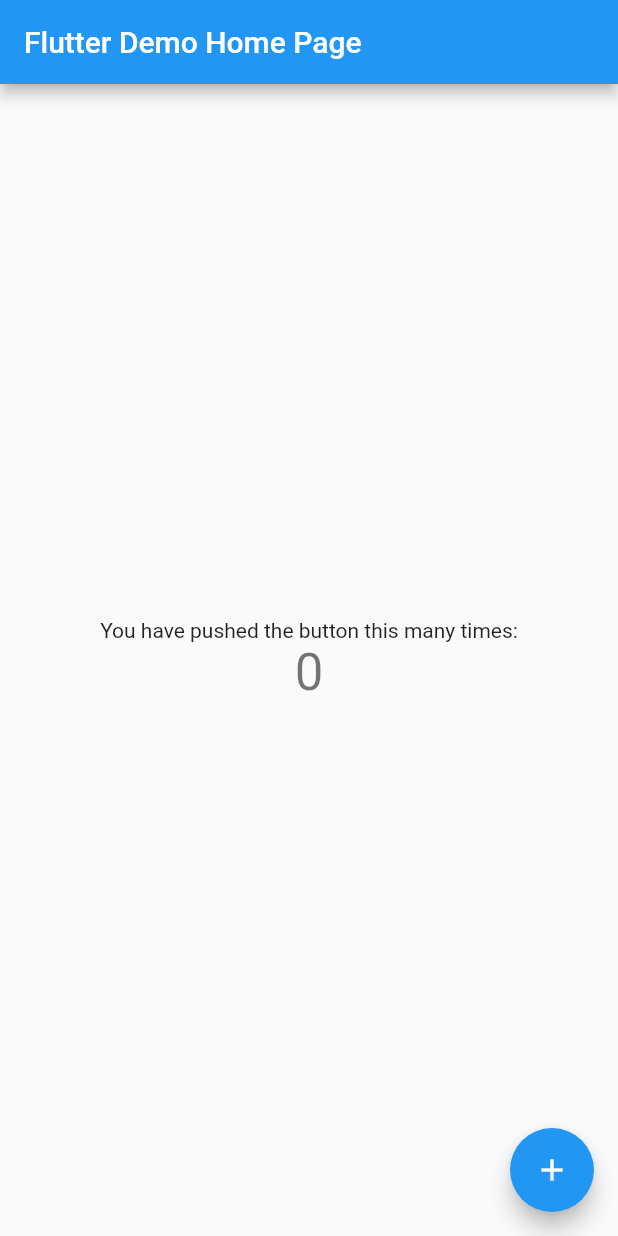
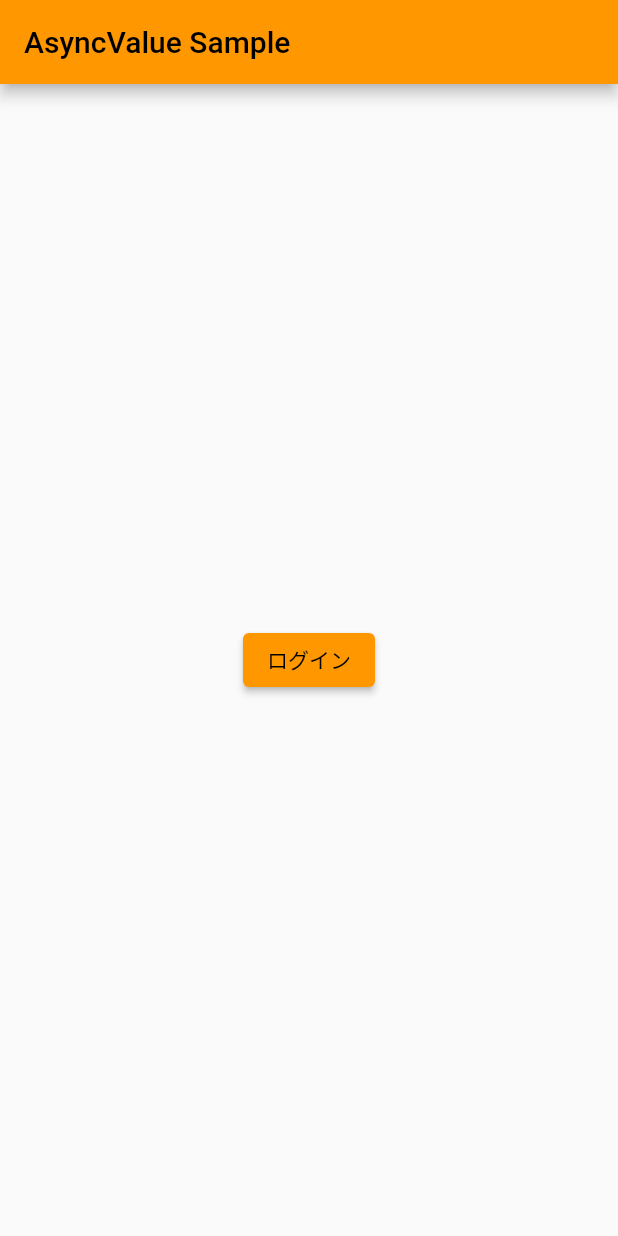
Before and after one commit to susatthi/flutter-sample-async-value, a Flutter app: the screen it shows after launch, on a phone screen of 412 x 824 dp. Run offline on Flutter 3.47's test engine with Material 2 defaults, Android fonts, the phone set to English and light mode, and no system bars; our stand-ins replace flutter_riverpod.

Commit message:
🚀 feat:  サンプル実装

```diff
--- a/analysis_options.yaml
+++ b/analysis_options.yaml
@@ -9,6 +9,7 @@
     constant_identifier_names: true
     library_private_types_in_public_api: false
     one_member_abstracts: false
+    only_throw_errors: false
     prefer_relative_imports: true
     use_build_context_synchronously: false
 
--- a/lib/main.dart
+++ b/lib/main.dart
@@ -1,67 +1,225 @@
+import 'dart:math';
+
 import 'package:flutter/material.dart';
+import 'package:flutter_riverpod/flutter_riverpod.dart';
 
 void main() {
-  runApp(const MyApp());
+  runApp(const ProviderScope(child: App()));
 }
 
-class MyApp extends StatelessWidget {
-  const MyApp({super.key});
+/// スナックバー表示用のGlobalKey
+final scaffoldMessengerKeyProvider = Provider(
+  (_) => GlobalKey<ScaffoldMessengerState>(),
+);
+
+/// ダイアログ表示用のGlobalKey
+final navigatorKeyProvider = Provider(
+  (_) => GlobalKey<NavigatorState>(),
+);
+
+/// オーバーレイローディングの表示有無
+final overlayLoadingProvider = NotifierProvider<OverlayLoadingNotifier, bool>(
+  OverlayLoadingNotifier.new,
+);
+
+class OverlayLoadingNotifier extends Notifier<bool> {
+  @override
+  bool build() => false;
+
+  /// ローディングを表示する
+  void show() => state = true;
+
+  /// ローディングを非表示にする
+  void hide() => state = false;
+}
+
+class App extends ConsumerWidget {
+  const App({super.key});
 
   @override
-  Widget build(BuildContext context) {
+  Widget build(BuildContext context, WidgetRef ref) {
     return MaterialApp(
-      title: 'Flutter Demo',
+      scaffoldMessengerKey: ref.watch(scaffoldMessengerKeyProvider),
+      title: 'AsyncValue Sample',
+      debugShowCheckedModeBanner: false,
       theme: ThemeData(
-        primarySwatch: Colors.blue,
+        primarySwatch: Colors.orange,
       ),
-      home: const MyHomePage(title: 'Flutter Demo Home Page'),
+      home: const LoginPage(),
+      builder: (context, child) => Consumer(
+        builder: (context, ref, _) {
+          final isLoading = ref.watch(overlayLoadingProvider);
+          return Navigator(
+            key: ref.watch(navigatorKeyProvider),
+            onPopPage: (route, dynamic _) => false,
+            pages: [
+              MaterialPage<Widget>(
+                child: Stack(
+                  children: [
+                    child!,
+                    // ローディングを表示する
+                    if (isLoading)
+                      const ColoredBox(
+                        color: Colors.black26,
+                        child: Center(
+                          child: CircularProgressIndicator(),
+                        ),
+                      ),
+                  ],
+                ),
+              ),
+            ],
+          );
+        },
+      ),
     );
   }
 }
 
-class MyHomePage extends StatefulWidget {
-  const MyHomePage({super.key, required this.title});
-
-  final String title;
+class LoginPage extends ConsumerWidget {
+  const LoginPage({super.key});
 
   @override
-  State<MyHomePage> createState() => _MyHomePageState();
-}
+  Widget build(BuildContext context, WidgetRef ref) {
+    // ログイン処理結果をハンドリングする
+    ref.listenAsync<void>(
+      processResultProvider,
+      complete: (_) => Navigator.of(context).push<void>(
+        MaterialPageRoute(builder: (context) => const HomePage()),
+      ),
+      completeMessage: 'ログインしました！',
+    );
 
-class _MyHomePageState extends State<MyHomePage> {
-  int _counter = 0;
-
-  void _incrementCounter() {
-    setState(() {
-      _counter++;
-    });
-  }
-
-  @override
-  Widget build(BuildContext context) {
     return Scaffold(
       appBar: AppBar(
-        title: Text(widget.title),
+        title: const Text('AsyncValue Sample'),
       ),
       body: Center(
         child: Column(
           mainAxisAlignment: MainAxisAlignment.center,
-          children: <Widget>[
-            const Text(
-              'You have pushed the button this many times:',
-            ),
-            Text(
-              '$_counter',
-              style: Theme.of(context).textTheme.headline4,
+          children: [
+            ElevatedButton(
+              onPressed: () => ref.read(userServiceProvider).login(),
+              child: const Text('ログイン'),
             ),
           ],
         ),
       ),
-      floatingActionButton: FloatingActionButton(
-        onPressed: _incrementCounter,
-        tooltip: 'Increment',
-        child: const Icon(Icons.add),
+    );
+  }
+}
+
+class HomePage extends ConsumerWidget {
+  const HomePage({super.key});
+
+  @override
+  Widget build(BuildContext context, WidgetRef ref) {
+    return Scaffold(
+      appBar: AppBar(
+        title: const Text('ホーム'),
       ),
     );
   }
 }
+
+/// メソッド処理結果
+final processResultProvider = StateProvider<AsyncValue<void>>(
+  (_) => const AsyncValue.data(null),
+);
+
+/// ユーザーサービスプロバイダー
+final userServiceProvider = Provider(
+  UserService.new,
+);
+
+class UserService {
+  UserService(this.ref);
+
+  final Ref ref;
+
+  /// ログインする
+  Future<void> login() async {
+    final notifier = ref.read(processResultProvider.notifier);
+    notifier.state = const AsyncValue.loading();
+    notifier.state = await AsyncValue.guard(() async {
+      // ローディングを出したいので擬似的に2秒待つ
+      await Future<void>.delayed(const Duration(seconds: 2));
+
+      // エラー時の動作が確認できるように1/2の確率で例外を発生させる
+      if ((Random().nextInt(2) % 2).isEven) {
+        throw 'ログインできませんでした。';
+      }
+    });
+  }
+}
+
+extension WidgetRefEx on WidgetRef {
+  /// AsyncValueを良い感じにハンドリングする
+  void listenAsync<T>(
+    ProviderListenable<AsyncValue<T>> asyncValueProvider, {
+    void Function(T data)? complete,
+    String? completeMessage,
+  }) =>
+      listen<AsyncValue<T>>(
+        asyncValueProvider,
+        (_, next) async {
+          final loadingNotifier = read(overlayLoadingProvider.notifier);
+          if (next.isLoading) {
+            loadingNotifier.show();
+            return;
+          }
+
+          next.when(
+            data: (data) async {
+              loadingNotifier.hide();
+
+              // 完了メッセージがあればスナックバーを表示する
+              if (completeMessage != null) {
+                final messengerState =
+                    read(scaffoldMessengerKeyProvider).currentState;
+                messengerState?.showSnackBar(
+                  SnackBar(
+                    content: Text(completeMessage),
+                  ),
+                );
+              }
+              complete?.call(data);
+            },
+            error: (e, s) async {
+              loadingNotifier.hide();
+
+              // エラーが発生したらエラーダイアログを表示する
+              await showDialog<void>(
+                context: read(navigatorKeyProvider).currentContext!,
+                builder: (context) => ErrorDialog(error: e),
+              );
+            },
+            loading: loadingNotifier.show,
+          );
+        },
+      );
+}
+
+/// エラーダイアログ
+class ErrorDialog extends StatelessWidget {
+  const ErrorDialog({
+    super.key,
+    required this.error,
+  });
+
+  final Object error;
+
+  @override
+  Widget build(BuildContext context) {
+    return AlertDialog(
+      title: const Text('エラー'),
+      content: Text(error.toString()),
+      actions: [
+        TextButton(
+          onPressed: () => Navigator.of(context).pop(),
+          child: const Text('OK'),
+        ),
+      ],
+    );
+  }
+}
```
Also changed, not shown: 1 other file.
